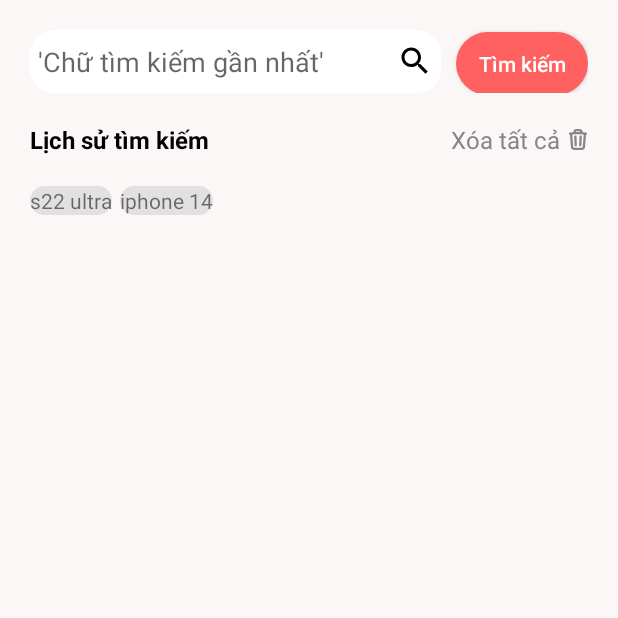
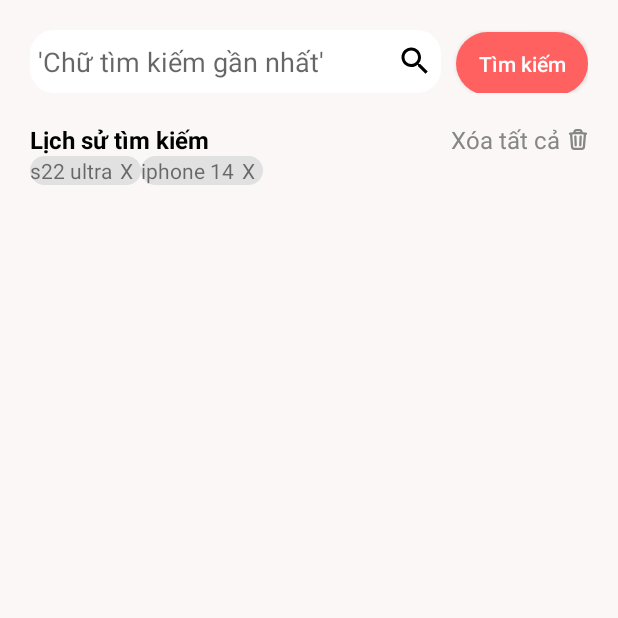
Before and after one commit to josephanh/AppShopBee, an Android app: the screen it shows after launch (Search), on a phone screen of 412 x 824 dp, the top half of it. Run offline under Robolectric (Android 15) with nearby library versions, the phone set to English and light mode, and no system bars.

Commit message:
update_8
xóa 1 item

```diff
--- a/app/src/main/java/nta/nguyenanh/code_application/Adapter_History.java
+++ b/app/src/main/java/nta/nguyenanh/code_application/Adapter_History.java
@@ -6,6 +6,7 @@ import android.view.LayoutInflater;
 import android.view.View;
 import android.view.ViewGroup;
 import android.widget.TextView;
+import android.widget.Toast;
 
 import androidx.annotation.NonNull;
 import androidx.recyclerview.widget.RecyclerView;
@@ -29,17 +30,28 @@ public class Adapter_History extends RecyclerView.Adapter<Adapter_History.ViewHo
     @Override
     public void onBindViewHolder(@NonNull Adapter_History.ViewHolder holder, int position) {
         holder.txt_name_history.setText(ds.get(position).getName_history());
+        holder.MaNews = ds.get(position).getId_history();
+        holder.txt_delete_item_history.setOnClickListener(new View.OnClickListener() {
+            @Override
+            public void onClick(View v) {
+                DAO_History dh =new DAO_History(context);
+                dh.delete(holder.MaNews+"");
+                ds= dh.getAll();
+                notifyDataSetChanged();
+            }
+        });
     }
     @Override
     public int getItemCount() {
         return ds.size();
     }
     public static class ViewHolder extends RecyclerView.ViewHolder {
-        public TextView txt_name_history;
+        public TextView txt_name_history,txt_delete_item_history;
         int MaNews;
         public ViewHolder(@NonNull View itemView){
             super(itemView);
             txt_name_history =itemView.findViewById(R.id.txt_item_history);
+            txt_delete_item_history = itemView.findViewById(R.id.txt_delete_item_history);
         }
     }
 }
--- a/app/src/main/res/layout/detail_history_item.xml
+++ b/app/src/main/res/layout/detail_history_item.xml
@@ -3,13 +3,29 @@
     android:layout_width="wrap_content"
     android:orientation="vertical"
     android:layout_height="wrap_content">
-    <TextView
-        android:id="@+id/txt_item_history"
+    <LinearLayout
         android:layout_width="wrap_content"
         android:layout_height="wrap_content"
-        android:layout_marginRight="5dp"
-        android:layout_marginTop="20dp"
-        android:text="s22 ultra"
+        android:orientation="horizontal"
         android:background="@drawable/txt_item_search"
-        />
+
+        >
+        <TextView
+            android:id="@+id/txt_item_history"
+            android:layout_width="wrap_content"
+            android:layout_height="wrap_content"
+            android:layout_weight="1"
+            android:text="s22 ultra"
+            android:layout_marginRight="5dp"
+
+            />
+        <TextView
+            android:id="@+id/txt_delete_item_history"
+            android:layout_width="wrap_content"
+            android:layout_height="wrap_content"
+            android:text="X"
+            android:layout_marginRight="5dp"
+           />
+    </LinearLayout>
+
 </LinearLayout>
```
